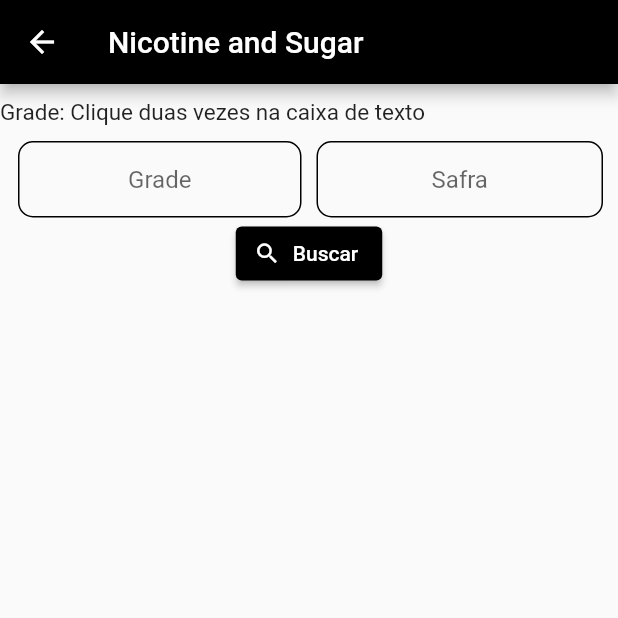
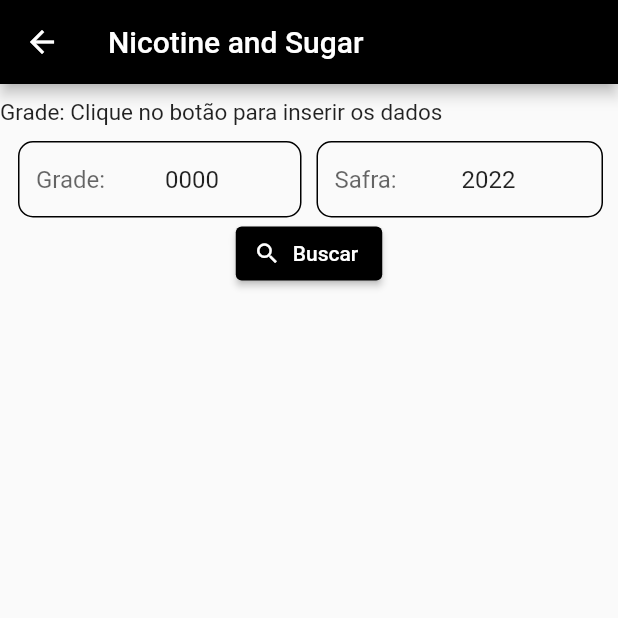
Before and after one commit to Giovane-Oliveira/atcsearch, a Flutter app: the NicotineAndSugar screen opened directly, on a phone screen of 412 x 824 dp, the top half of it. Run offline on Flutter 3.47's test engine with Material 2 defaults, Android fonts, the phone set to English and light mode, and no system bars; network calls fail.

Commit message:
Inserção do prefix no textformfields, removido gesture detector dos mesmo e botão buscar chamando a próxima tela

```diff
--- a/lib/Quality2/NicotineAndSugar.dart
+++ b/lib/Quality2/NicotineAndSugar.dart
@@ -1,5 +1,5 @@
 import 'dart:ui';
-
+import 'package:intl/intl.dart';
 import 'package:atcsearch/Post.dart';
 import 'package:flutter/material.dart';
 import 'package:http/http.dart' as http;
@@ -27,7 +27,14 @@ class _NicotineAndSugarState extends State<NicotineAndSugar> {
     super.initState();
     safra = TextEditingController();
     grade = TextEditingController();
-    // safra.text = "2022";
+
+      final DateTime now = DateTime.now();
+      final DateFormat formatter = DateFormat('yyyy');
+      final String formatted = formatter.format(now);
+      safra.text = formatted.toString();
+      grade.text = "0000";
+
+
     setState(() {
       if (widget.valor != null) {
         grade.text = "${widget.valor}";
@@ -36,7 +43,7 @@ class _NicotineAndSugarState extends State<NicotineAndSugar> {
         //Consultar banco de dados
 
       } else {
-        widget.valor1 = "Clique duas vezes na caixa de texto";
+        widget.valor1 = "Clique no botão para inserir os dados";
       }
     });
   }
@@ -102,13 +109,13 @@ class _NicotineAndSugarState extends State<NicotineAndSugar> {
               Expanded(
                 child: Padding(
                   padding: EdgeInsetsDirectional.fromSTEB(2, 0, 5, 0),
-                  child: GestureDetector(
                     child: TextFormField(
                       readOnly: true,
                       controller: grade,
                       obscureText: false,
                       keyboardType: TextInputType.number,
                       decoration: InputDecoration(
+                        prefix: Text("Grade:"),
                         isDense: true,
                         hintText: 'Grade',
                         enabledBorder: OutlineInputBorder(
@@ -129,13 +136,6 @@ class _NicotineAndSugarState extends State<NicotineAndSugar> {
                       textAlign: TextAlign.center,
                       cursorColor: Colors.black,
                     ),
-                    onDoubleTap: () => Navigator.pushReplacement(
-                      context,
-                      MaterialPageRoute(
-                        builder: (_) => ConsultaCostumer(),
-                      ),
-                    ),
-                  ),
                 ),
               ),
               /*  Expanded(
@@ -179,12 +179,13 @@ class _NicotineAndSugarState extends State<NicotineAndSugar> {
               Expanded(
                 child: Padding(
                   padding: EdgeInsetsDirectional.fromSTEB(5, 0, 0, 0),
-                  child: GestureDetector(
                     child: TextFormField(
+                      readOnly: true,
                       controller: safra,
                       obscureText: false,
                       keyboardType: TextInputType.number,
                       decoration: InputDecoration(
+                        prefix: Text("Safra:"),
                         isDense: true,
                         hintText: 'Safra',
                         enabledBorder: OutlineInputBorder(
@@ -205,13 +206,6 @@ class _NicotineAndSugarState extends State<NicotineAndSugar> {
                       textAlign: TextAlign.center,
                       cursorColor: Colors.black,
                     ),
-                    onDoubleTap: () => Navigator.pushReplacement(
-                      context,
-                      MaterialPageRoute(
-                        builder: (_) => ConsultaCostumer(),
-                      ),
-                    ),
-                  ),
                 ),
               ),
             ],
@@ -224,9 +218,17 @@ class _NicotineAndSugarState extends State<NicotineAndSugar> {
           children: <Widget>[
             ElevatedButton.icon(
               onPressed: () {
-                setState(() {
+
+                Navigator.pushReplacement(
+                    context,
+                    MaterialPageRoute(
+                    builder: (_) => ConsultaCostumer(),
+                ),
+                );
+
+                /*setState(() {
                   _myData = _recuperarPostagens(0);
-                });
+                });*/
                 // Respond to button press
               },
               style: ElevatedButton.styleFrom(
--- a/pubspec.yaml
+++ b/pubspec.yaml
@@ -36,7 +36,7 @@ dependencies:
   cupertino_icons: ^1.0.2
   http: ^0.13.4
   font_awesome_flutter: ^9.2.0
-
+  intl: ^0.17.0
 dev_dependencies:
   flutter_test:
     sdk: flutter
```
Also changed, not shown: lib/Quality2/ConsultaCostumer.dart (+6 -1 lines), pubspec.lock.
